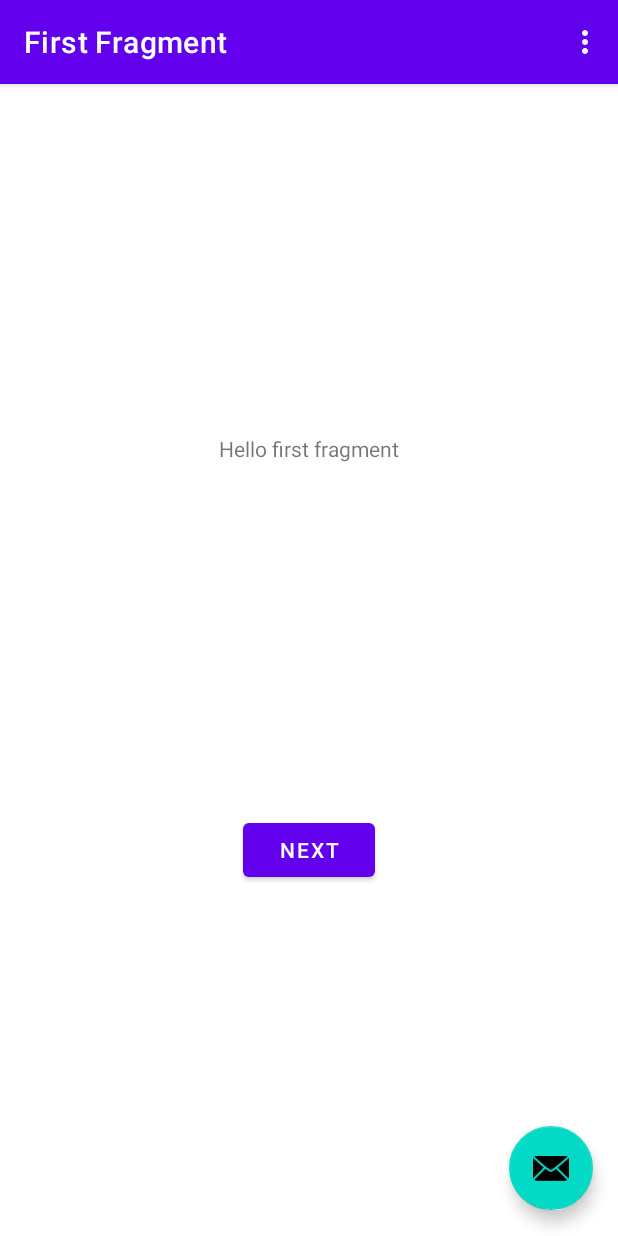
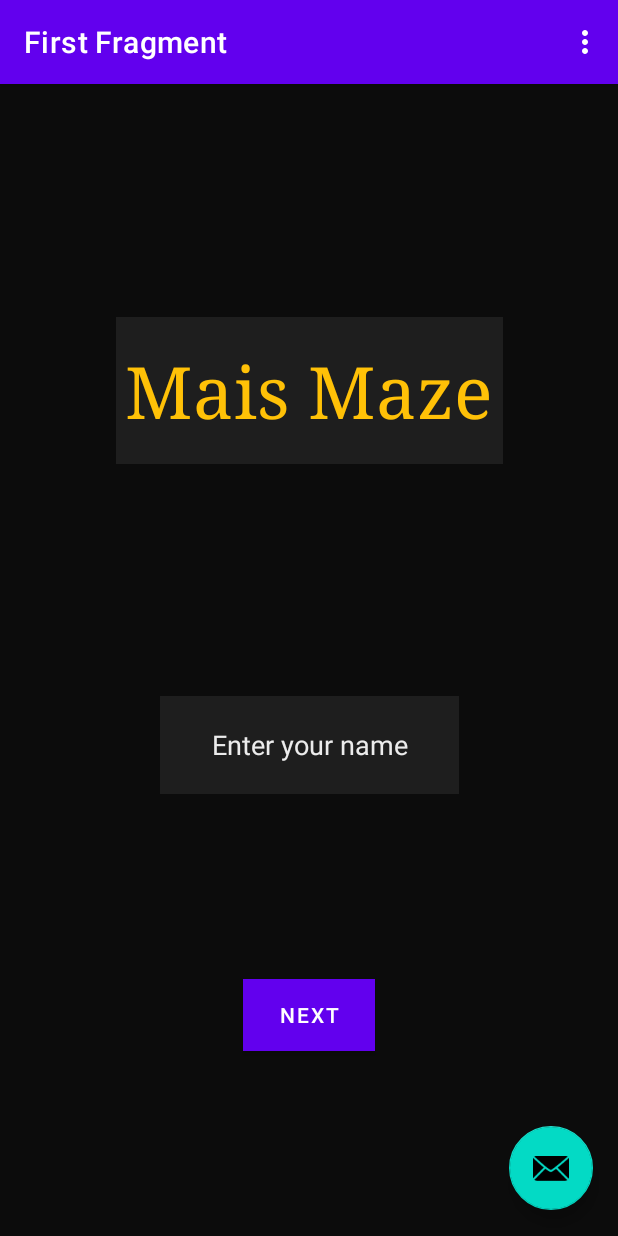
Before and after one commit to kueschallCarl/MUC2, an Android app: the screen it shows after launch (MainActivity), on a phone screen of 412 x 824 dp. Run offline under Robolectric (Android 15) with nearby library versions, the phone set to English and light mode, and no system bars; our stand-ins replace navigation-ui; libraries missing offline, so code that uses them is left out: org.eclipse.paho.

Commit message:
Mais Maze title and name field

```diff
--- a/Menu_Template/app/src/main/res/layout/fragment_first.xml
+++ b/Menu_Template/app/src/main/res/layout/fragment_first.xml
@@ -4,7 +4,23 @@
     xmlns:tools="http://schemas.android.com/tools"
     android:layout_width="match_parent"
     android:layout_height="match_parent"
+    android:background="#0C0C0C"
     tools:context=".FirstFragment">
+
+    <EditText
+        android:id="@+id/broker_address_text_field2"
+        android:layout_width="199dp"
+        android:layout_height="65dp"
+        android:layout_marginTop="408dp"
+        android:background="#1E1E1E"
+        android:ems="10"
+        android:inputType="text"
+        android:text="@string/name_text_field"
+        android:textAlignment="center"
+        android:textColor="#ECECEC"
+        app:layout_constraintEnd_toEndOf="parent"
+        app:layout_constraintStart_toStartOf="parent"
+        app:layout_constraintTop_toTopOf="parent" />
 
     <com.google.android.material.floatingactionbutton.FloatingActionButton
         android:id="@+id/fab"
@@ -19,23 +35,34 @@
         app:layout_constraintVertical_bias="0.976"
         app:srcCompat="@android:drawable/ic_dialog_email" />
 
-    <TextView
-        android:id="@+id/textview_first"
-        android:layout_width="wrap_content"
-        android:layout_height="wrap_content"
-        android:text="@string/hello_first_fragment"
-        app:layout_constraintBottom_toTopOf="@id/button_first"
-        app:layout_constraintEnd_toEndOf="parent"
-        app:layout_constraintStart_toStartOf="parent"
-        app:layout_constraintTop_toTopOf="parent" />
-
     <Button
         android:id="@+id/button_first"
         android:layout_width="wrap_content"
         android:layout_height="wrap_content"
+        android:background="@color/colorEmptyCell"
         android:text="@string/next"
         app:layout_constraintBottom_toBottomOf="parent"
         app:layout_constraintEnd_toEndOf="parent"
         app:layout_constraintStart_toStartOf="parent"
-        app:layout_constraintTop_toBottomOf="@id/textview_first" />
+        app:layout_constraintTop_toBottomOf="@+id/broker_address_text_field2" />
+
+    <EditText
+        android:id="@+id/title_text"
+        style="@style/Widget.AppCompat.EditText"
+        android:layout_width="258dp"
+        android:layout_height="98dp"
+        android:background="#1E1E1E"
+        android:clickable="false"
+        android:ems="10"
+        android:fontFamily="serif"
+        android:inputType="text"
+        android:text="@string/title"
+        android:textAlignment="center"
+        android:textAllCaps="false"
+        android:textColor="#FFC107"
+        android:textSize="48sp"
+        app:layout_constraintBottom_toTopOf="@+id/broker_address_text_field2"
+        app:layout_constraintEnd_toEndOf="parent"
+        app:layout_constraintStart_toStartOf="parent"
+        app:layout_constraintTop_toTopOf="parent" />
 </androidx.constraintlayout.widget.ConstraintLayout>
--- a/Menu_Template/app/src/main/res/values/strings.xml
+++ b/Menu_Template/app/src/main/res/values/strings.xml
@@ -7,7 +7,7 @@
     <string name="next">Next</string>
     <string name="previous">Previous</string>
 
-    <string name="hello_first_fragment">Hello first fragment</string>
+    <string name="name_text_field">Enter your name</string>
     <string name="broker_address_label">Broker Address:</string>
     <string name="steering_method_label">Steering Method:</string>
 
@@ -17,6 +17,7 @@
     <string name="button_save_settings_label">Save</string>
     <string name="temperature_label">Temperature:</string>
     <string name="timer_label">Time:</string>
+    <string name="title">Mais Maze</string>
 
 
     <string name="size_setting_default">10</string>
```
